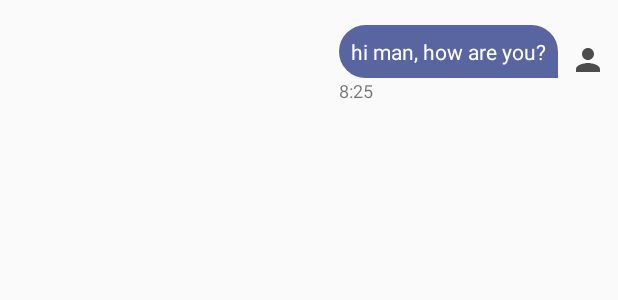
After one commit to tipam2iuc/smartsms-android, an Android app: the layout item_bubble_send.xml on its own in the app's theme, with its tools: preview values and no code run, on a phone screen of 412 x 824 dp. The commit adds this screen. Shown: the top 300 px of the screen. Run offline under Robolectric (Android 15) with nearby library versions, the phone set to English and light mode, and no system bars.

Commit message:
New discussion, send, receve

```diff
--- a/app/build.gradle
+++ b/app/build.gradle
@@ -32,6 +32,7 @@ dependencies {
     androidTestImplementation 'com.android.support.test.espresso:espresso-core:3.0.2'
     implementation 'com.android.support:support-v4:28.0.0-alpha1'
     implementation 'com.android.support:design:28.0.0-alpha1'
+    implementation 'de.hdodenhof:circleimageview:3.0.0'
 }
 
 apply plugin: 'com.google.gms.google-services'
--- a/app/src/main/AndroidManifest.xml
+++ b/app/src/main/AndroidManifest.xml
@@ -1,6 +1,8 @@
 <?xml version="1.0" encoding="utf-8"?>
 <manifest xmlns:android="http://schemas.android.com/apk/res/android"
     package="com.example.lamchard.smartsms">
+
+    <uses-permission android:name="android.permission.READ_CONTACTS"/>
 
     <application
         android:allowBackup="true"
--- a/app/src/main/java/com/example/lamchard/smartsms/IntroViewPagerAdapter.java
+++ b/app/src/main/java/com/example/lamchard/smartsms/Adapters/IntroViewPagerAdapter.java
@@ -1,4 +1,4 @@
-package com.example.lamchard.smartsms;
+package com.example.lamchard.smartsms.Adapters;
 
 import android.content.Context;
 import android.graphics.Typeface;
@@ -10,7 +10,8 @@ import android.view.ViewGroup;
 import android.widget.ImageView;
 import android.widget.TextView;
 
-import com.example.lamchard.smartsms.models.ScreenItem;
+import com.example.lamchard.smartsms.Models.ScreenItem;
+import com.example.lamchard.smartsms.R;
 
 import java.util.List;
 
--- a/app/src/main/java/com/example/lamchard/smartsms/ViewPagerAdapter.java
+++ b/app/src/main/java/com/example/lamchard/smartsms/Adapters/ViewPagerAdapter.java
@@ -1,4 +1,4 @@
-package com.example.lamchard.smartsms;
+package com.example.lamchard.smartsms.Adapters;
 
 import android.support.annotation.Nullable;
 import android.support.v4.app.Fragment;
--- a/app/src/main/java/com/example/lamchard/smartsms/IntroActivity.java
+++ b/app/src/main/java/com/example/lamchard/smartsms/IntroActivity.java
@@ -15,7 +15,8 @@ import android.view.animation.AnimationUtils;
 import android.widget.Button;
 import android.widget.TextView;
 
-import com.example.lamchard.smartsms.models.ScreenItem;
+import com.example.lamchard.smartsms.Adapters.IntroViewPagerAdapter;
+import com.example.lamchard.smartsms.Models.ScreenItem;
 
 import java.util.ArrayList;
 import java.util.List;
--- a/app/src/main/java/com/example/lamchard/smartsms/MainActivity.java
+++ b/app/src/main/java/com/example/lamchard/smartsms/MainActivity.java
@@ -1,7 +1,6 @@
 package com.example.lamchard.smartsms;
 
 import android.content.Intent;
-import android.support.design.widget.AppBarLayout;
 import android.support.design.widget.FloatingActionButton;
 import android.support.design.widget.TabLayout;
 import android.support.v4.view.ViewPager;
@@ -13,6 +12,7 @@ import android.view.MenuItem;
 import android.view.View;
 import android.widget.Toast;
 
+import com.example.lamchard.smartsms.Adapters.ViewPagerAdapter;
 import com.google.firebase.auth.FirebaseAuth;
 import com.google.firebase.auth.FirebaseUser;
 
--- a/app/src/main/java/com/example/lamchard/smartsms/models/ScreenItem.java
+++ b/app/src/main/java/com/example/lamchard/smartsms/Models/ScreenItem.java
@@ -1,4 +1,4 @@
-package com.example.lamchard.smartsms.models;
+package com.example.lamchard.smartsms.Models;
 
 public class ScreenItem {
 
--- /dev/null
+++ b/app/src/main/res/drawable-v24/bubble_send.xml
@@ -0,0 +1,13 @@
+<?xml version="1.0" encoding="utf-8"?>
+<shape xmlns:android="http://schemas.android.com/apk/res/android">
+    <solid
+        android:color="#5965a1" >
+    </solid>
+
+    <corners
+        android:topLeftRadius="25dp"
+        android:topRightRadius="25dp"
+        android:bottomLeftRadius="25dp">
+    </corners>
+
+</shape>
--- /dev/null
+++ b/app/src/main/res/drawable/bg_flatedit.xml
@@ -0,0 +1,6 @@
+<?xml version="1.0" encoding="utf-8"?>
+<shape xmlns:android="http://schemas.android.com/apk/res/android">
+
+    <solid android:color="#00000000"/>
+
+</shape>
--- /dev/null
+++ b/app/src/main/res/drawable/ic_person_black_24dp.xml
@@ -0,0 +1,5 @@
+<vector android:alpha="0.7" android:height="24dp"
+    android:viewportHeight="24.0" android:viewportWidth="24.0"
+    android:width="24dp" xmlns:android="http://schemas.android.com/apk/res/android">
+    <path android:fillColor="#FF000000" android:pathData="M12,12c2.21,0 4,-1.79 4,-4s-1.79,-4 -4,-4 -4,1.79 -4,4 1.79,4 4,4zM12,14c-2.67,0 -8,1.34 -8,4v2h16v-2c0,-2.66 -5.33,-4 -8,-4z"/>
+</vector>
--- /dev/null
+++ b/app/src/main/res/layout/item_bubble_send.xml
@@ -0,0 +1,45 @@
+<?xml version="1.0" encoding="utf-8"?>
+<android.support.constraint.ConstraintLayout xmlns:android="http://schemas.android.com/apk/res/android"
+    xmlns:app="http://schemas.android.com/apk/res-auto"
+    xmlns:tools="http://schemas.android.com/tools"
+    android:layout_width="match_parent"
+    android:layout_height="wrap_content"
+    android:layout_alignParentEnd="true"
+    tools:layout_editor_absoluteY="25dp">
+
+    <de.hdodenhof.circleimageview.CircleImageView
+        android:id="@+id/circleImageView2"
+        android:layout_width="24dp"
+        android:layout_height="24dp"
+        android:layout_marginEnd="8dp"
+        android:src="@drawable/ic_person_black_24dp"
+        app:civ_circle_background_color="@color/tab_indicator_gray"
+        app:layout_constraintBottom_toBottomOf="@+id/textMessage"
+        app:layout_constraintEnd_toEndOf="parent" />
+
+    <TextView
+        android:id="@+id/textMessage"
+        android:layout_width="wrap_content"
+        android:layout_height="wrap_content"
+        android:layout_margin="8dp"
+        android:layout_marginTop="8dp"
+        android:layout_marginEnd="8dp"
+        android:background="@drawable/bubble_send"
+        android:maxWidth="300dp"
+        android:padding="8dp"
+        android:text="hi man, how are you?"
+        android:textColor="#FFF"
+        app:layout_constraintBottom_toBottomOf="parent"
+        app:layout_constraintEnd_toStartOf="@+id/circleImageView2"
+        app:layout_constraintTop_toTopOf="parent" />
+
+    <TextView
+        android:id="@+id/textView2"
+        android:layout_width="wrap_content"
+        android:layout_height="wrap_content"
+        android:textSize="12sp"
+        android:text="8:25"
+        app:layout_constraintStart_toStartOf="@+id/textMessage"
+        app:layout_constraintTop_toBottomOf="@+id/textMessage" />
+
+</android.support.constraint.ConstraintLayout>
```
Also changed, not shown: app/src/main/java/com/example/lamchard/smartsms/Adapters/MessageAdapter.java (added, +54 -0 lines), app/src/main/java/com/example/lamchard/smartsms/Models/Message.java (added, +31 -0 lines), app/src/main/java/com/example/lamchard/smartsms/NewDiscussionActivity.java (+105 -1 lines), app/src/main/res/drawable/bubble_receve.xml (added, +13 -0 lines), app/src/main/res/drawable/ic_send_black_24dp.xml (added, +9 -0 lines), app/src/main/res/layout/activity_new_discussion.xml (+8 -7 lines), app/src/main/res/layout/item_bubble_receve.xml (added, +45 -0 lines), app/src/main/res/menu/menu_disc.xml (added, +7 -0 lines).
